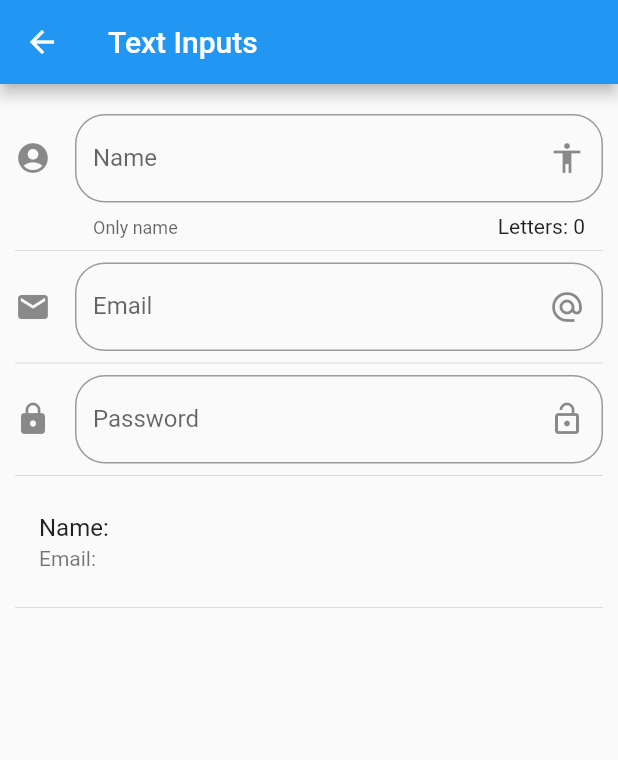
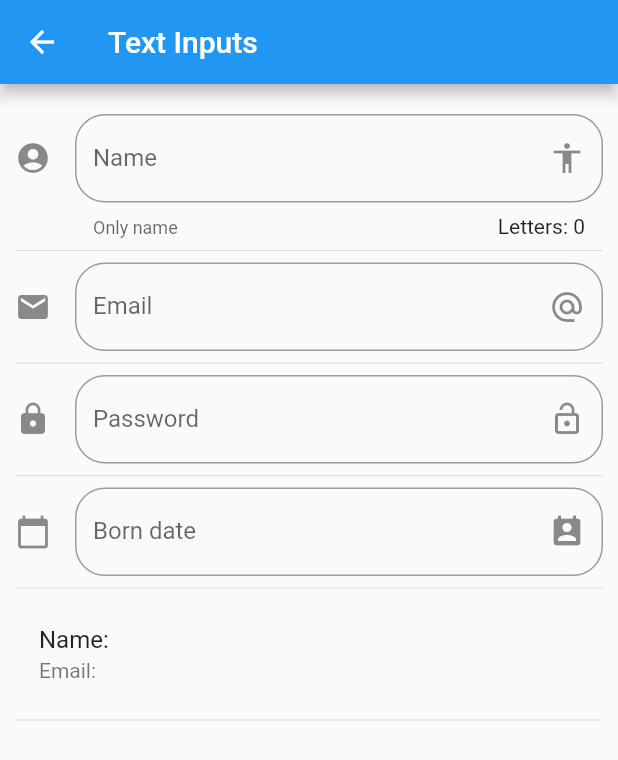
Before and after one commit to CristhoperDev/flutter_components, a Flutter app: the InputPage screen opened by its route, on a phone screen of 412 x 824 dp. Shown: the top 760 px of the screen. Run offline on Flutter 3.47's test engine with Material 2 defaults, Android fonts, the phone set to English and light mode, and no system bars.

Commit message:
DatePicker

```diff
--- a/lib/src/pages/input_page.dart
+++ b/lib/src/pages/input_page.dart
@@ -8,6 +8,9 @@ class InputPage extends StatefulWidget {
 class _InputPageState extends State<InputPage> {
   String _name = '';
   String _email = '';
+  String _date = '';
+
+  TextEditingController _inputFieldBornDate = new TextEditingController();
 
   @override
   Widget build(BuildContext context) {
@@ -23,6 +26,8 @@ class _InputPageState extends State<InputPage> {
           _createEmail(),
           Divider(),
           _createPassword(),
+          Divider(),
+          _createDate(context),
           Divider(),
           _createPeople(),
           Divider(),
@@ -90,6 +95,42 @@ class _InputPageState extends State<InputPage> {
     );
   }
 
+  Widget _createDate(BuildContext context) {
+    return TextField(
+      controller: _inputFieldBornDate,
+      enableInteractiveSelection: false,
+      decoration: InputDecoration(
+        border: OutlineInputBorder(
+          borderRadius: BorderRadius.circular(20.0)
+        ),
+        hintText: 'Born date',
+        labelText: 'Born date',
+        suffixIcon: Icon(Icons.perm_contact_calendar),
+        icon: Icon(Icons.calendar_today)
+      ),
+      onTap: () {
+        FocusScope.of(context).requestFocus(new FocusNode());
+        _selectDate(context);
+      },
+    );
+  }
+
+  _selectDate(BuildContext context) async {
+    DateTime picked = await showDatePicker(
+      context: context,
+      initialDate: new DateTime.now(),
+      firstDate: new DateTime(2018),
+      lastDate: new DateTime(2025)
+    );
+
+    if (picked != null) {
+      setState(() {
+        _date = picked.toString();
+        _inputFieldBornDate.text = _date;
+      });
+    }
+  }
+
   Widget _createPeople() {
     return ListTile(
       title: Text('Name: $_name'),
```
